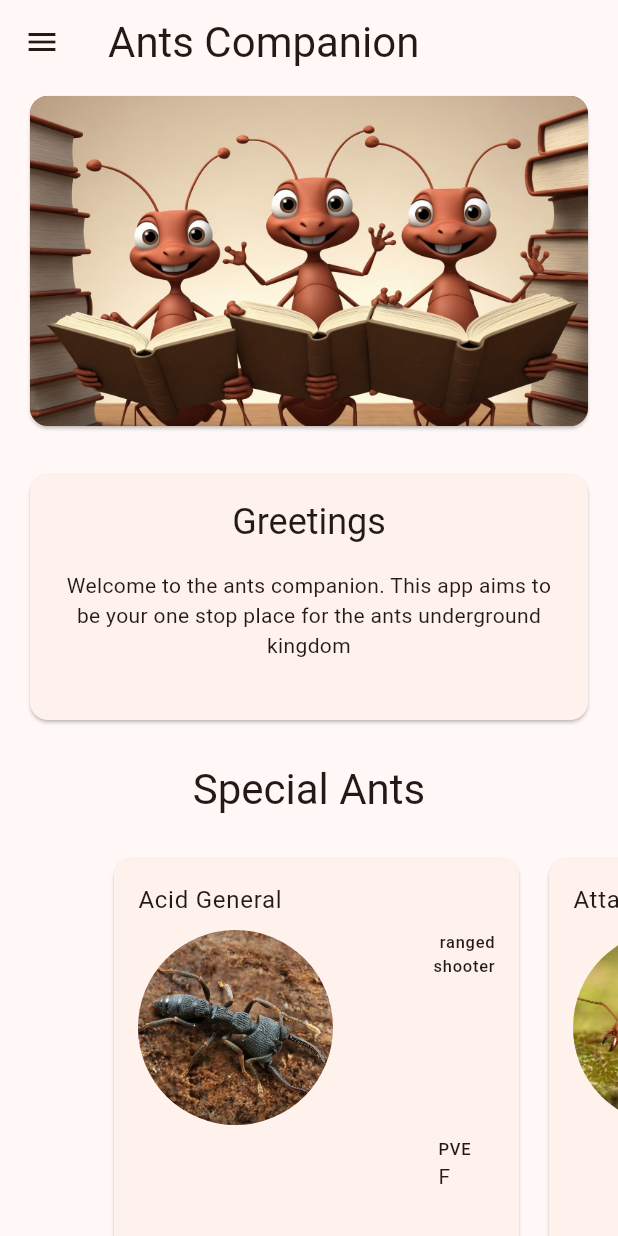
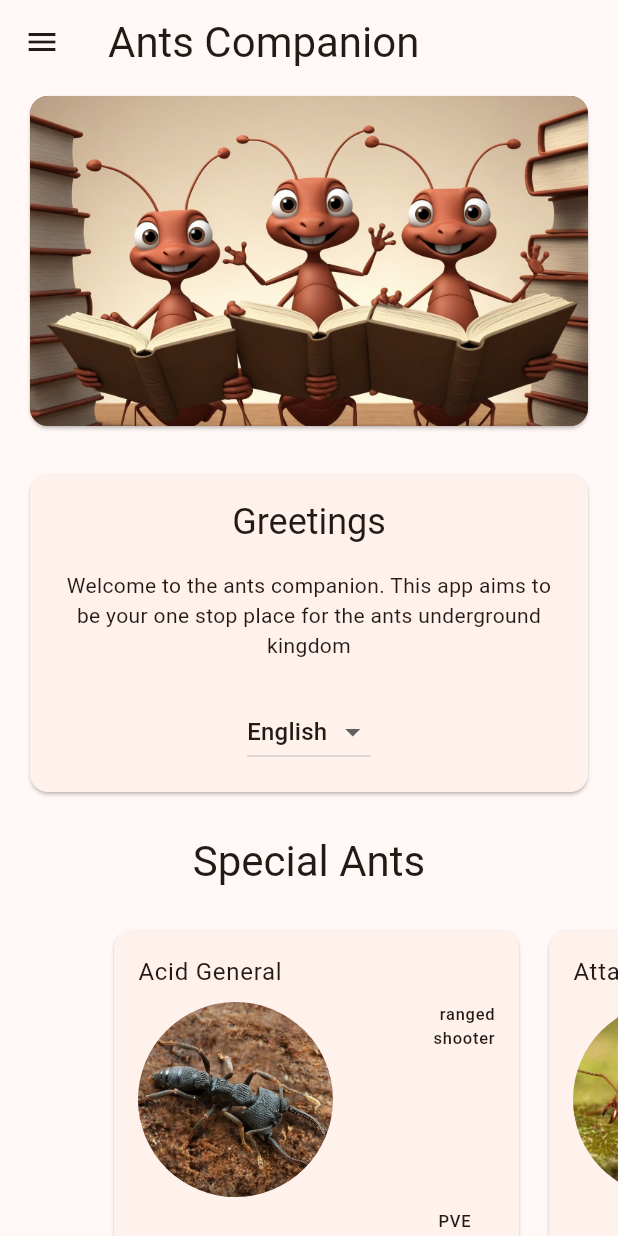
Before and after one commit to dunatron/ants_companion, a Flutter app: the screen it shows after launch, on a phone screen of 412 x 824 dp. Run offline on Flutter 3.47's test engine with Material 3 defaults, Android fonts, the light colour scheme and no system bars; our stand-ins replace equatable, flutter_local_notifications, get_it, go_router, google_mobile_ads, hive and 4 more; missing offline and left inert: haptic_feedback; accounts and stored records are empty; generated files the repository leaves out were written again; network calls fail; project files that could hold a hidden picture were left out.

Commit message:
tobey got bit by a spider i got bit by a goat

```diff
--- a/lib/app/app.dart
+++ b/lib/app/app.dart
@@ -6,24 +6,33 @@ import 'package:flutter_gen/gen_l10n/app_localizations.dart';
 
 import 'package:flutter/material.dart';
 
+final lightTheme = ThemeData(
+  useMaterial3: true,
+  colorScheme: lightColorScheme,
+);
+
+final darkTheme = ThemeData(
+  colorScheme: darkColorScheme,
+);
+
 class App extends StatelessWidget {
-  const App({super.key});
+  const App({
+    super.key,
+    required this.currentLocale,
+  });
+
+  final Locale currentLocale;
 
   @override
   Widget build(BuildContext context) {
     return MaterialApp.router(
+      key: const ValueKey('antsApp'),
       debugShowCheckedModeBanner: false,
       scaffoldMessengerKey: SnackbarService().scaffoldMessengerKey,
-      theme: ThemeData(
-        useMaterial3: true,
-        colorScheme: lightColorScheme,
-      ),
-      darkTheme: ThemeData(
-        colorScheme: darkColorScheme,
-      ),
-      // themeMode: ThemeMode.dark,
+      theme: lightTheme,
+      darkTheme: darkTheme,
       routerConfig: routerConfig(),
-      // locale: Locale('fil'),
+      locale: currentLocale,
       localizationsDelegates: AppLocalizations.localizationsDelegates,
       supportedLocales: AppLocalizations.supportedLocales,
     );
--- /dev/null
+++ b/lib/app/app_locale_provider.dart
@@ -0,0 +1,34 @@
+import 'package:ants_companion/app/app.dart';
+import 'package:ants_companion/app/loading_app_locale.dart';
+import 'package:ants_companion/domain/locales/locales.dart';
+
+import 'package:flutter/material.dart';
+import 'package:get_it/get_it.dart';
+
+class AppLocaleProvider extends StatelessWidget {
+  // const AppLocaleProvider(this.buildApp, {super.key});
+
+  // final Widget Function(Locale locale) buildApp;
+
+  const AppLocaleProvider({super.key});
+
+  @override
+  Widget build(BuildContext context) {
+    final Locales locales = GetIt.I();
+
+    return StreamBuilder(
+      stream: locales.currentLocale(),
+      builder: (context, snapshot) {
+        final currentLocale = snapshot.data;
+
+        return currentLocale == null
+            ? const LoadingAppLocale(key: ValueKey('loadingAppLocale'))
+            : App(currentLocale: currentLocale);
+
+        // return currentLocale == null
+        //     ? const LoadingAppLocale(key: ValueKey('loadingAppLocale'))
+        //     : buildApp(currentLocale);
+      },
+    );
+  }
+}
--- a/lib/bootstrap/dependency_injection.dart
+++ b/lib/bootstrap/dependency_injection.dart
@@ -1,11 +1,15 @@
 import 'package:ants_companion/bootstrap/di/register_datasources.dart';
 import 'package:ants_companion/data/colony_actions/colony_actions_repository.dart';
+import 'package:ants_companion/data/locales/locales_repository.dart';
 import 'package:ants_companion/domain/colony_actions/colony_actions.dart';
+import 'package:ants_companion/domain/locales/locales.dart';
 import 'package:get_it/get_it.dart';
 
 Future<void> setupDI() async {
   await registerDataSources();
 
+  GetIt.I.registerSingleton(Locales(LocalesRepository()));
+
   GetIt.I.registerLazySingleton(
     () => ColonyActions(ColonyActionsRepository(GetIt.I())),
   );
--- a/lib/domain/ads/ads_service.dart
+++ b/lib/domain/ads/ads_service.dart
@@ -1,3 +1,5 @@
+import 'dart:async';
+
 import 'package:ants_companion/core/log/loggers.dart';
 import 'package:flutter/foundation.dart';
 
@@ -51,7 +53,7 @@ class AdsService {
 
   final logger = appLogger(AdsService);
 
-  final BehaviorSubject<Map<String, BannerAd>> _bannerSubject =
+  final BehaviorSubject<Map<String, BannerAd?>> _bannerSubject =
       BehaviorSubject.seeded({});
 
   Stream<BannerAd?> adsStream(String addId) =>
@@ -86,8 +88,13 @@ class AdsService {
     _initialized = true;
   }
 
+  static updateRequestConfiguration() =>
+      MobileAds.instance.updateRequestConfiguration(
+        RequestConfiguration(testDeviceIds: testDeviceIds),
+      );
+
   Future<void> loadBannerAd(String adUnitId, AdSize size) async {
-    await loadBannerAdWithRetry(adUnitId, size);
+    unawaited(loadBannerAdWithRetry(adUnitId, size));
   }
 
   Future<void> loadBannerAdWithRetry(
@@ -132,8 +139,29 @@ class AdsService {
     bannerAd.load();
   }
 
+  // disposeAllAds() => _bannerSubject.value.forEach((_, ad) => ad.dispose());
+
+  disposeAllAds() {
+    _bannerSubject.value.forEach((_, ad) => ad?.dispose());
+    _bannerSubject.add({});
+  }
+
+  refreshAllAds() {
+    Map<String, BannerAd> ads = {};
+    _bannerSubject.value.forEach((_, ad) {
+      if (ad != null) {
+        ads[ad.adUnitId] = ad;
+        ad.dispose();
+      }
+    });
+    _bannerSubject.add({});
+    ads.forEach((_, ad) {
+      loadBannerAd(ad.adUnitId, ad.size);
+    });
+  }
+
   void dispose() {
-    _bannerSubject.value.forEach((_, ad) => ad.dispose());
+    _bannerSubject.value.forEach((_, ad) => ad?.dispose());
     _bannerSubject.close();
   }
 }
--- /dev/null
+++ b/lib/domain/locales/locales.dart
@@ -0,0 +1,21 @@
+import 'package:flutter/material.dart';
+
+class Locales {
+  const Locales(this._provider);
+
+  final LocalesProvider _provider;
+
+  Stream<Locale> currentLocale() => _provider.currentLocale();
+
+  List<Locale> supportedLocales() => _provider.supportedLocales();
+
+  void setLocale(Locale locale) => _provider.setLocale(locale);
+}
+
+abstract class LocalesProvider {
+  Stream<Locale> currentLocale();
+
+  List<Locale> supportedLocales();
+
+  void setLocale(Locale locale);
+}
--- a/lib/main.dart
+++ b/lib/main.dart
@@ -1,4 +1,5 @@
 import 'package:ants_companion/app/app.dart';
+import 'package:ants_companion/app/app_locale_provider.dart';
 import 'package:ants_companion/bootstrap/bootstrap.dart';
 import 'package:ants_companion/domain/ads/ads_service.dart';
 import 'package:ants_companion/domain/notifications/local_notifications.dart';
@@ -13,5 +14,7 @@ void main() async {
 
   await LocalNotifications.init();
 
-  runApp(const App());
+  runApp(const AppLocaleProvider());
+
+  // runApp(AppLocaleProvider((locale) => App(currentLocale: locale)));
 }
--- a/lib/ui/ads/ad_card.dart
+++ b/lib/ui/ads/ad_card.dart
@@ -32,6 +32,7 @@ class AdCard extends StatelessWidget {
     }
 
     return StreamBuilder<BannerAd?>(
+      key: GlobalKey(),
       stream: adService.adsStream(adId),
       builder: (context, snapshot) {
         final ad = snapshot.data;
--- a/lib/ui/home/home_screen.dart
+++ b/lib/ui/home/home_screen.dart
@@ -2,7 +2,6 @@ import 'package:ants_companion/common/spacing.dart';
 import 'package:ants_companion/domain/ads/ads_service.dart';
 import 'package:ants_companion/domain/ants/ants.dart';
 import 'package:ants_companion/domain/ants/models/ant.dart';
-import 'package:ants_companion/domain/notifications/local_notifications.dart';
 import 'package:ants_companion/ui/ads/ads_carousel.dart';
 import 'package:ants_companion/ui/ants/ant_details/ant_details.dart';
 import 'package:ants_companion/ui/ants/ants_carousel/ants_carousel.dart';
@@ -15,6 +14,8 @@ import 'package:ants_companion/ui/home/soldier_ants_comparison_feature_info.dart
 import 'package:ants_companion/ui/home/welcome_info.dart';
 import 'package:ants_companion/ui/layouts/constrained_sliver_width.dart';
 import 'package:ants_companion/ui/layouts/sliver_page_layout.dart';
+import 'package:ants_companion/ui/locale/locale_selector.dart';
+
 import 'package:ants_companion/ui/notification_tapped_provider.dart';
 import 'package:flutter/material.dart';
 import 'package:flutter_gen/gen_l10n/app_localizations.dart';
--- a/lib/ui/home/welcome_info.dart
+++ b/lib/ui/home/welcome_info.dart
@@ -1,4 +1,5 @@
 import 'package:ants_companion/common/spacing.dart';
+import 'package:ants_companion/ui/locale/locale_selector.dart';
 import 'package:flutter/material.dart';
 import 'package:flutter_gen/gen_l10n/app_localizations.dart';
 
@@ -23,6 +24,7 @@ class WelcomeInfo extends StatelessWidget {
               textAlign: TextAlign.center,
             ),
             const SizedBox(height: Spacing.vl),
+            const LocaleSelector(),
           ],
         ),
       ),
--- a/lib/ui/layouts/sliver_page_layout.dart
+++ b/lib/ui/layouts/sliver_page_layout.dart
@@ -7,12 +7,14 @@ class SliverPageLayout extends StatelessWidget {
   const SliverPageLayout({
     super.key,
     required this.title,
+    this.actions = const [],
     required this.slivers,
     this.controller,
     this.floatingActionButton,
   });
 
   final String title;
+  final List<Widget> actions;
   final List<Widget> slivers;
 
   final ScrollController? controller;
@@ -22,7 +24,10 @@ class SliverPageLayout extends StatelessWidget {
   @override
   Widget build(BuildContext context) {
     return Scaffold(
-      appBar: AntsAppBar(title: title),
+      appBar: AntsAppBar(
+        title: title,
+        actions: actions,
+      ),
       drawer: const SafeArea(child: AppDrawer()),
       body: CustomScrollView(
         controller: controller,
--- /dev/null
+++ b/lib/ui/locale/locale_selector.dart
@@ -0,0 +1,51 @@
+import 'package:ants_companion/domain/locales/locales.dart';
+import 'package:flutter/material.dart';
+import 'package:get_it/get_it.dart';
+
+class LocaleSelector extends StatelessWidget {
+  const LocaleSelector({super.key});
+
+  DropdownMenuItem<Locale> _buildMenuItem(Locale locale) =>
+      DropdownMenuItem<Locale>(
+        value: locale,
+        child: Text(locale.languageCode.localeName()),
+      );
+
+  List<DropdownMenuItem<Locale>> _buildItems(List<Locale> locales) =>
+      List<DropdownMenuItem<Locale>>.from(locales.map(_buildMenuItem));
+
+  @override
+  Widget build(BuildContext context) {
+    final Locales locales = GetIt.I();
+
+    final items = _buildItems(locales.supportedLocales());
+
+    return StreamBuilder(
+      stream: locales.currentLocale(),
+      builder: (context, snapshot) {
+        if (snapshot.connectionState == ConnectionState.waiting) {
+          return const Center(child: CircularProgressIndicator());
+        }
+        if (snapshot.hasError) {
+          return const Center(child: Text('Error loading locales'));
+        }
+        final currentLocale = snapshot.data;
+
+        return DropdownButton<Locale>(
+          value: currentLocale,
+          items: items,
+          onChanged: (value) => value != null ? locales.setLocale(value) : null,
+        );
+      },
+    );
+  }
+}
+
+extension on String {
+  String localeName() => switch (this) {
+        'en' => 'English',
+        'fil' => 'Filipino',
+        'es' => 'Spanish',
+        _ => this,
+      };
+}
```
Also changed, not shown: lib/app/loading_app_locale.dart (added, +30 -0 lines), lib/bootstrap/bootstrap.dart (+4 -4 lines), lib/data/locales/locales_repository.dart (added, +55 -0 lines), lib/ui/ads/ads_carousel.dart (+88 -4 lines), 2 other files.
